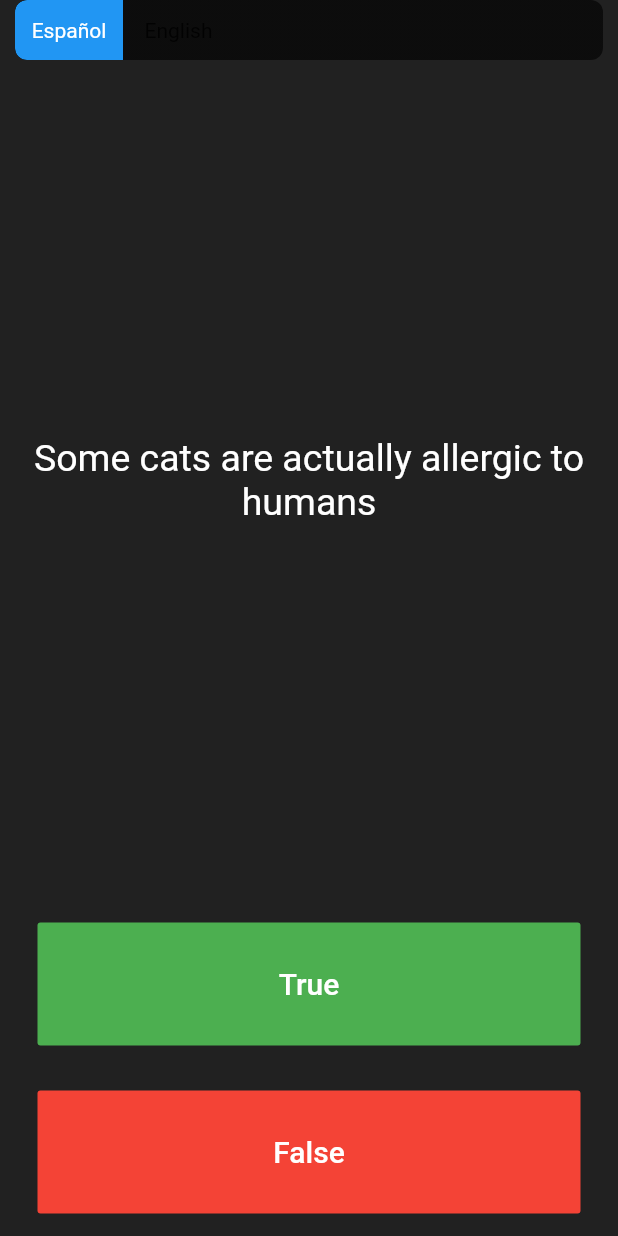
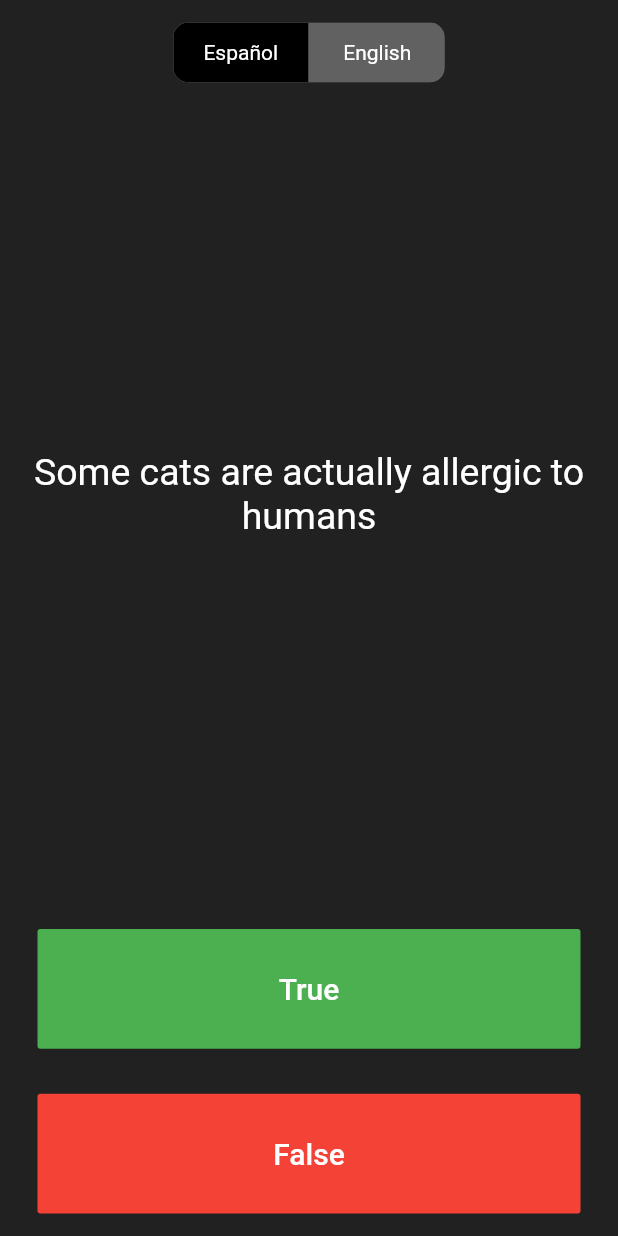
Before and after one commit to londonappbrewery/quizzler-flutter, a Flutter app: the screen it shows after launch, on a phone screen of 412 x 824 dp. Run offline on Flutter 3.47's test engine with Material 2 defaults, Android fonts, the phone set to English and light mode, and no system bars; drawn by our look-alikes of toggle_switch; our stand-ins replace rflutter_alert.

Commit message:
finished the style of the app

```diff
--- a/lib/classes/quiz_brain.dart
+++ b/lib/classes/quiz_brain.dart
@@ -10,6 +10,7 @@ EnglishQuestions englishQuestions = EnglishQuestions();
 
 class QuizBrain {
   int _questionNumber = 0;
+  int _correctAnswers = 0;
   List _questionsList = englishQuestions.getEnglishQuestions();
 
   getQuestion() => _questionsList[_questionNumber].question;
--- a/lib/main.dart
+++ b/lib/main.dart
@@ -120,8 +120,17 @@ class _QuizPageState extends State<QuizPage> {
     scoreKeeper = [];
   }
 
-  ToggleSwitch toggleBuilder() {
-    return ToggleSwitch(
+  toggleBuilder() {
+    return Center(
+      child: Container(
+        margin: EdgeInsets.only(top: 15.0),
+        child: ToggleSwitch(
+          minWidth: 90.0,
+          cornerRadius: 10.0,
+          activeBgColor: Colors.black,
+          activeFgColor: Colors.white,
+          inactiveBgColor: Colors.grey.shade700,
+          inactiveFgColor: Colors.white,
           initialLabelIndex: initialIndex,
           labels: ['Español', 'English'],
           onToggle: (int i) {
@@ -133,12 +142,8 @@ class _QuizPageState extends State<QuizPage> {
                   : quizBrain.setList(spanishQuestions.getSpanishQuestions());
             });
           },
+        ),
+      ),
     );
   }
 }
-
-/*
-question1: 'You can lead a cow down stairs but not up stairs.', false,
-question2: 'Approximately one quarter of human bones are in the feet.', true,
-question3: 'A slug\'s blood is green.', true,
-*/
```
Lines whose indentation alone changed are shown as unchanged.
